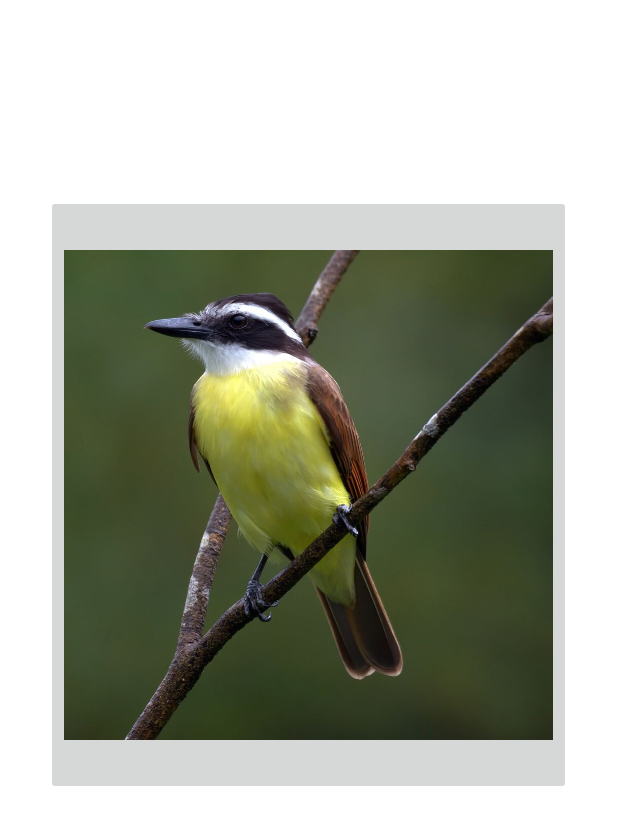
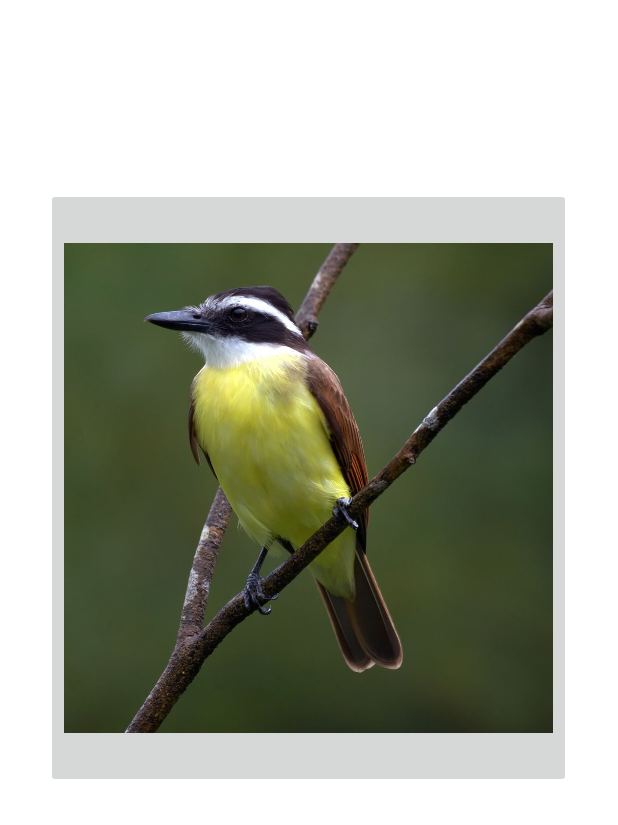
Before and after one commit to thiagopls1/Bem_te_vi, an Android app: the screen it shows after launch (MainActivity), on a phone screen of 412 x 824 dp. Shown: the top 825 px of the screen. Run offline under Robolectric (Android 15) with nearby library versions, the phone set to English and light mode, and no system bars.

Commit message:
java to kotlin

```diff
--- a/app/build.gradle
+++ b/app/build.gradle
@@ -1,6 +1,7 @@
 plugins {
     id 'com.android.application'
 }
+apply plugin: 'kotlin-android'
 
 android {
     compileSdkVersion 30
@@ -35,4 +36,9 @@ dependencies {
     testImplementation 'junit:junit:4.+'
     androidTestImplementation 'androidx.test.ext:junit:1.1.3'
     androidTestImplementation 'androidx.test.espresso:espresso-core:3.4.0'
+    implementation "androidx.core:core-ktx:+"
+    implementation "org.jetbrains.kotlin:kotlin-stdlib-jdk7:$kotlin_version"
 }
+repositories {
+    mavenCentral()
+}
--- a/app/src/main/java/com/example/bem_te_vi/MainActivity.java
+++ /dev/null
@@ -1,32 +0,0 @@
-package com.example.bem_te_vi;
-
-import androidx.appcompat.app.AppCompatActivity;
-
-import android.media.MediaPlayer;
-import android.os.Bundle;
-import android.view.View;
-import android.widget.ImageButton;
-import android.widget.ImageView;
-
-public class MainActivity extends AppCompatActivity {
-
-    private ImageButton btnBtv;
-
-    @Override
-    protected void onCreate(Bundle savedInstanceState) {
-        super.onCreate(savedInstanceState);
-        setContentView(R.layout.activity_main);
-
-        btnBtv = (ImageButton) findViewById(R.id.btnBemTeVi);
-        final MediaPlayer playBemTeVi = MediaPlayer.create(this, R.raw.bem_te_vi);
-        getSupportActionBar().hide();
-
-        btnBtv.setOnClickListener(new View.OnClickListener() {
-
-            @Override
-            public void onClick(View v) {
-                playBemTeVi.start();
-            }
-        });
-    }
-}
--- /dev/null
+++ b/app/src/main/java/com/example/bem_te_vi/MainActivity.kt
@@ -0,0 +1,22 @@
+package com.example.bem_te_vi
+
+import androidx.appcompat.app.AppCompatActivity
+import android.os.Bundle
+import android.widget.ImageButton
+import android.media.MediaPlayer
+
+
+class MainActivity : AppCompatActivity() {
+    override fun onCreate(savedInstanceState: Bundle?) {
+        super.onCreate(savedInstanceState)
+        setContentView(R.layout.activity_main)
+        supportActionBar!!.hide()
+
+        val btnBtv = findViewById<ImageButton>(R.id.btnBemTeVi)
+        val playBemTeVi = MediaPlayer.create(this, R.raw.bem_te_vi)
+
+        btnBtv.setOnClickListener {
+            playBemTeVi.start()
+        }
+    }
+}
--- a/app/src/main/res/layout/activity_main.xml
+++ b/app/src/main/res/layout/activity_main.xml
@@ -1,22 +1,19 @@
 <?xml version="1.0" encoding="utf-8"?>
 <LinearLayout xmlns:android="http://schemas.android.com/apk/res/android"
-    xmlns:app="http://schemas.android.com/apk/res-auto"
     xmlns:tools="http://schemas.android.com/tools"
     android:layout_width="match_parent"
     android:layout_height="match_parent"
     android:orientation="vertical"
     tools:context=".MainActivity">
 
-    <LinearLayout
-        android:layout_width="match_parent"
-        android:layout_height="130dp" />
-
     <ImageButton
         android:id="@+id/btnBemTeVi"
         android:src="@drawable/bem_te_vi"
+        android:layout_marginTop="125dp"
         android:layout_height="400dp"
         android:layout_width="350dp"
         android:scaleType="fitCenter"
-        android:layout_gravity="center"/>
+        android:layout_gravity="center"
+        android:contentDescription="@string/imgView" />
 
 </LinearLayout>
--- a/app/src/main/res/values/strings.xml
+++ b/app/src/main/res/values/strings.xml
@@ -1,3 +1,4 @@
 <resources>
     <string name="app_name">Bem_te_vi</string>
+    <string name="imgView">Bem-te-vi</string>
 </resources>
--- a/build.gradle
+++ b/build.gradle
@@ -1,11 +1,13 @@
 // Top-level build file where you can add configuration options common to all sub-projects/modules.
 buildscript {
+    ext.kotlin_version = '1.6.0-M1'
     repositories {
         google()
         mavenCentral()
     }
     dependencies {
-        classpath "com.android.tools.build:gradle:4.2.1"
+        classpath 'com.android.tools.build:gradle:7.0.2'
+        classpath "org.jetbrains.kotlin:kotlin-gradle-plugin:$kotlin_version"
 
         // NOTE: Do not place your application dependencies here; they belong
         // in the individual module build.gradle files
@@ -16,7 +18,6 @@ allprojects {
     repositories {
         google()
         mavenCentral()
-        jcenter() // Warning: this repository is going to shut down soon
     }
 }
 
```
Also changed, not shown: gradle/wrapper/gradle-wrapper.properties.
